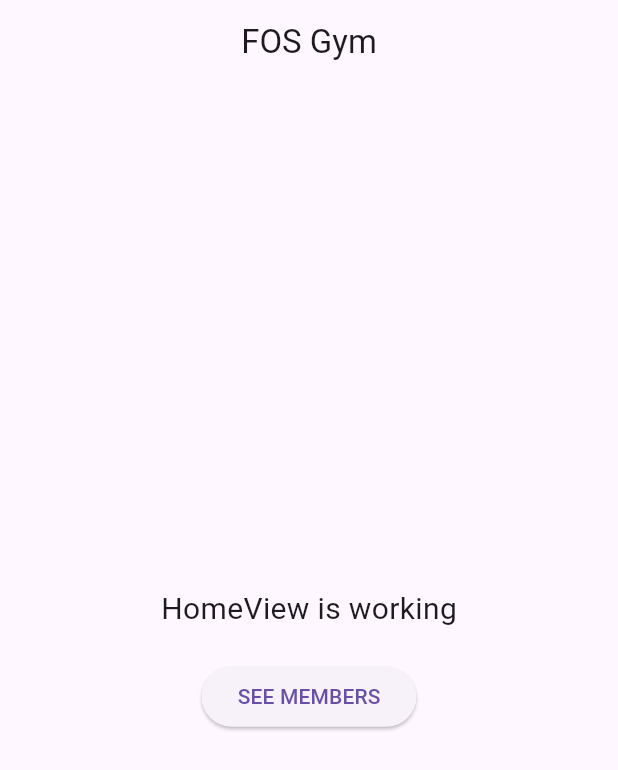
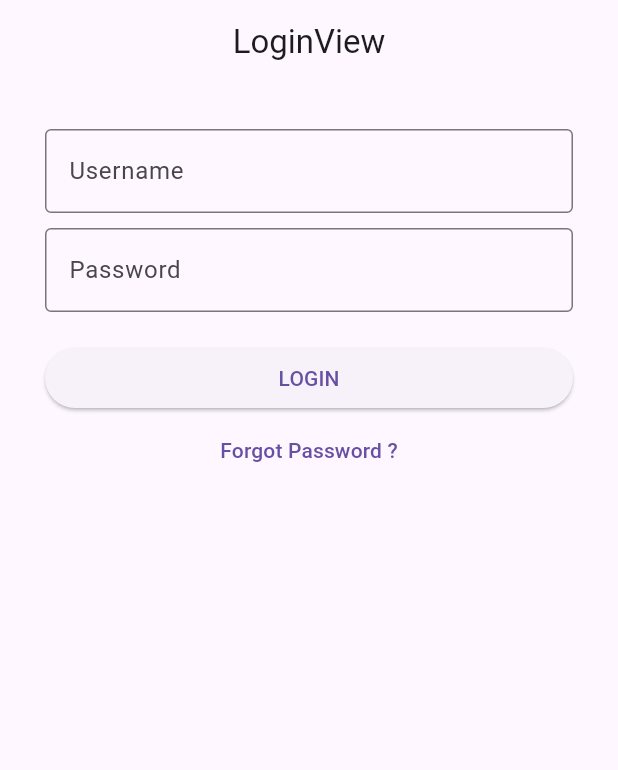
Before and after one commit to depriandiy/gym_presence, a Flutter app: the screen it shows after launch, on a phone screen of 412 x 824 dp. Shown: the top 770 px of the screen. Run offline on Flutter 3.47's test engine with Material 3 defaults, Android fonts, the phone set to English and light mode, and no system bars; our stand-ins replace cloud_firestore, firebase_auth, firebase_core, get; accounts and stored records are empty.

Commit message:
firebase: login with email

```diff
--- a/lib/app/modules/add_member/controllers/add_member_controller.dart
+++ b/lib/app/modules/add_member/controllers/add_member_controller.dart
@@ -27,7 +27,7 @@ class AddMemberController extends GetxController {
         if (memberCredential.user != null) {
           String uid = memberCredential.user!.uid;
 
-          firesstore.collection("member").doc(uid).set({
+          await firesstore.collection("member").doc(uid).set({
             "uid": uid,
             "name": nameC.text,
             "username": usernameC.text,
--- a/lib/app/modules/add_member/views/add_member_view.dart
+++ b/lib/app/modules/add_member/views/add_member_view.dart
@@ -22,6 +22,7 @@ class AddMemberView extends GetView<AddMemberController> {
             controller: controller.nameC,
             decoration: const InputDecoration(
               labelText: "Member name",
+              border: OutlineInputBorder(),
             ),
           ),
           const SizedBox(height: 10),
@@ -29,6 +30,7 @@ class AddMemberView extends GetView<AddMemberController> {
             controller: controller.usernameC,
             decoration: const InputDecoration(
               labelText: "Username",
+              border: OutlineInputBorder(),
             ),
           ),
           const SizedBox(height: 10),
@@ -36,6 +38,7 @@ class AddMemberView extends GetView<AddMemberController> {
             controller: controller.emailC,
             decoration: const InputDecoration(
               labelText: "Email",
+              border: OutlineInputBorder(),
             ),
           ),
           const SizedBox(height: 10),
@@ -43,6 +46,7 @@ class AddMemberView extends GetView<AddMemberController> {
             controller: controller.ageC,
             decoration: const InputDecoration(
               labelText: "Age",
+              border: OutlineInputBorder(),
             ),
             keyboardType: TextInputType.number,
           ),
--- /dev/null
+++ b/lib/app/modules/login/controllers/login_controller.dart
@@ -0,0 +1,37 @@
+import 'package:flutter/material.dart';
+import 'package:get/get.dart';
+import 'package:firebase_auth/firebase_auth.dart';
+import 'package:gym_presence/app/routes/app_pages.dart';
+
+class LoginController extends GetxController {
+  TextEditingController emailC = TextEditingController();
+  TextEditingController passC = TextEditingController();
+
+  void login() async {
+    if (emailC.text.isNotEmpty && passC.text.isNotEmpty) {
+      try {
+        UserCredential loginCredential =
+            await FirebaseAuth.instance.signInWithEmailAndPassword(
+          email: emailC.text,
+          password: passC.text,
+        );
+      } on FirebaseAuthException catch (e) {
+        if (e.code == 'user-not-found') {
+          Get.snackbar("Error occured", "No user found for that username.");
+        } else if (e.code == 'wrong-password') {
+          Get.snackbar(
+            "Error occured",
+            "Wrong password provided for that username.",
+          );
+        }
+      } catch (e) {
+        Get.snackbar("Error occured", "Login failed. Try again.");
+      }
+    } else {
+      Get.snackbar(
+        "Error occured",
+        "Email and password should be filled!",
+      );
+    }
+  }
+}
--- /dev/null
+++ b/lib/app/modules/login/views/login_view.dart
@@ -0,0 +1,50 @@
+import 'package:flutter/material.dart';
+
+import 'package:get/get.dart';
+
+import '../controllers/login_controller.dart';
+
+class LoginView extends GetView<LoginController> {
+  const LoginView({Key? key}) : super(key: key);
+  @override
+  Widget build(BuildContext context) {
+    return Scaffold(
+      appBar: AppBar(
+        title: const Text('LoginView'),
+        centerTitle: true,
+      ),
+      body: ListView(
+        padding: const EdgeInsets.all(30),
+        children: [
+          TextField(
+            controller: controller.emailC,
+            decoration: const InputDecoration(
+              labelText: "Username",
+              border: OutlineInputBorder(),
+            ),
+          ),
+          const SizedBox(height: 10),
+          TextField(
+            controller: controller.passC,
+            decoration: const InputDecoration(
+              labelText: "Password",
+              border: OutlineInputBorder(),
+            ),
+            obscureText: true,
+          ),
+          const SizedBox(height: 20),
+          ElevatedButton(
+            onPressed: () {
+              controller.login();
+            },
+            child: const Text("LOGIN"),
+          ),
+          TextButton(
+            onPressed: () {},
+            child: const Text("Forgot Password ?"),
+          ),
+        ],
+      ),
+    );
+  }
+}
--- a/lib/app/routes/app_pages.dart
+++ b/lib/app/routes/app_pages.dart
@@ -4,6 +4,8 @@ import '../modules/add_member/bindings/add_member_binding.dart';
 import '../modules/add_member/views/add_member_view.dart';
 import '../modules/home/bindings/home_binding.dart';
 import '../modules/home/views/home_view.dart';
+import '../modules/login/bindings/login_binding.dart';
+import '../modules/login/views/login_view.dart';
 import '../modules/members/bindings/members_binding.dart';
 import '../modules/members/views/members_view.dart';
 
@@ -30,5 +32,10 @@ class AppPages {
       page: () => AddMemberView(),
       binding: AddMemberBinding(),
     ),
+    GetPage(
+      name: _Paths.LOGIN,
+      page: () => const LoginView(),
+      binding: LoginBinding(),
+    ),
   ];
 }
--- a/lib/app/routes/app_routes.dart
+++ b/lib/app/routes/app_routes.dart
@@ -6,6 +6,7 @@ abstract class Routes {
   static const HOME = _Paths.HOME;
   static const MEMBERS = _Paths.MEMBERS;
   static const ADD_MEMBER = _Paths.ADD_MEMBER;
+  static const LOGIN = _Paths.LOGIN;
 }
 
 abstract class _Paths {
@@ -13,4 +14,5 @@ abstract class _Paths {
   static const HOME = '/home';
   static const MEMBERS = '/members';
   static const ADD_MEMBER = '/add-member';
+  static const LOGIN = '/login';
 }
--- a/lib/main.dart
+++ b/lib/main.dart
@@ -13,7 +13,7 @@ void main() async {
     GetMaterialApp(
       title: "Gym Presence",
       debugShowCheckedModeBanner: false,
-      initialRoute: AppPages.INITIAL,
+      initialRoute: Routes.LOGIN,
       getPages: AppPages.routes,
     ),
   );
```
Also changed, not shown: lib/app/modules/login/bindings/login_binding.dart (added, +12 -0 lines).
